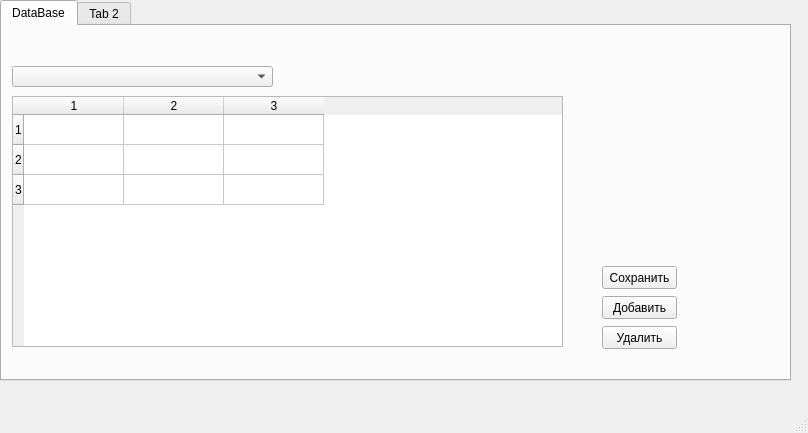
dprssd/parserMath, file mainWindow.ui: the form before one commit.
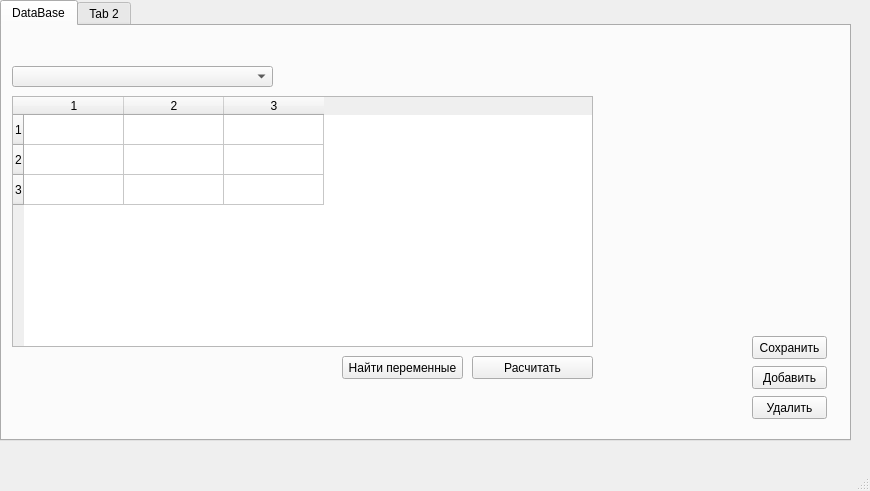
The form after the commit.

Patch:
```diff
--- a/mainWindow.ui
+++ b/mainWindow.ui
@@ -6,8 +6,8 @@
    <rect>
     <x>0</x>
     <y>0</y>
-    <width>808</width>
-    <height>433</height>
+    <width>870</width>
+    <height>491</height>
    </rect>
   </property>
   <property name="windowTitle">
@@ -19,8 +19,8 @@
      <rect>
       <x>0</x>
       <y>0</y>
-      <width>791</width>
-      <height>381</height>
+      <width>851</width>
+      <height>441</height>
      </rect>
     </property>
     <property name="currentIndex">
@@ -43,8 +43,8 @@
      <widget class="QPushButton" name="addBtn">
       <property name="geometry">
        <rect>
-        <x>600</x>
-        <y>270</y>
+        <x>750</x>
+        <y>340</y>
         <width>75</width>
         <height>23</height>
        </rect>
@@ -56,8 +56,8 @@
      <widget class="QPushButton" name="delBtn">
       <property name="geometry">
        <rect>
-        <x>600</x>
-        <y>300</y>
+        <x>750</x>
+        <y>370</y>
         <width>75</width>
         <height>23</height>
        </rect>
@@ -69,8 +69,8 @@
      <widget class="QPushButton" name="saveBtn">
       <property name="geometry">
        <rect>
-        <x>600</x>
-        <y>240</y>
+        <x>750</x>
+        <y>310</y>
         <width>75</width>
         <height>23</height>
        </rect>
@@ -84,7 +84,7 @@
        <rect>
         <x>10</x>
         <y>70</y>
-        <width>551</width>
+        <width>581</width>
         <height>251</height>
        </rect>
       </property>
@@ -101,6 +101,32 @@
       <column/>
       <column/>
      </widget>
+     <widget class="QPushButton" name="calcBtn">
+      <property name="geometry">
+       <rect>
+        <x>470</x>
+        <y>330</y>
+        <width>121</width>
+        <height>23</height>
+       </rect>
+      </property>
+      <property name="text">
+       <string>Расчитать</string>
+      </property>
+     </widget>
+     <widget class="QPushButton" name="searchVarBtn">
+      <property name="geometry">
+       <rect>
+        <x>340</x>
+        <y>330</y>
+        <width>121</width>
+        <height>23</height>
+       </rect>
+      </property>
+      <property name="text">
+       <string>Найти переменные</string>
+      </property>
+     </widget>
     </widget>
     <widget class="QWidget" name="tab_2">
      <attribute name="title">
```
Left out of the diff: 2 changed lines with no effect on the pictures.
